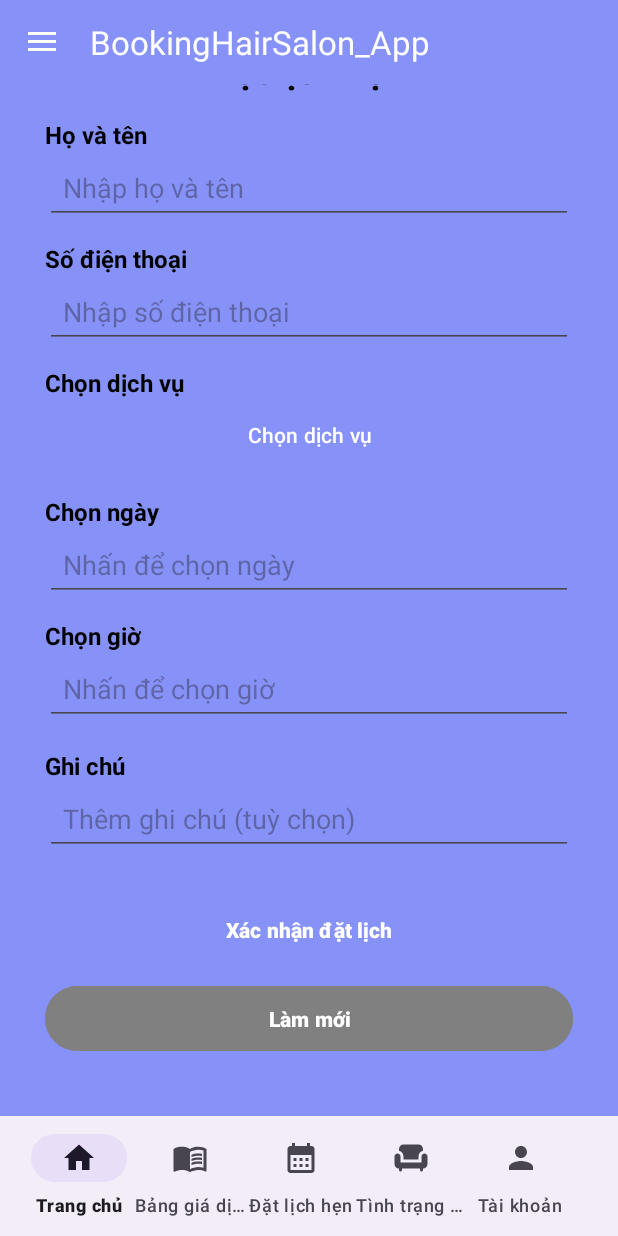
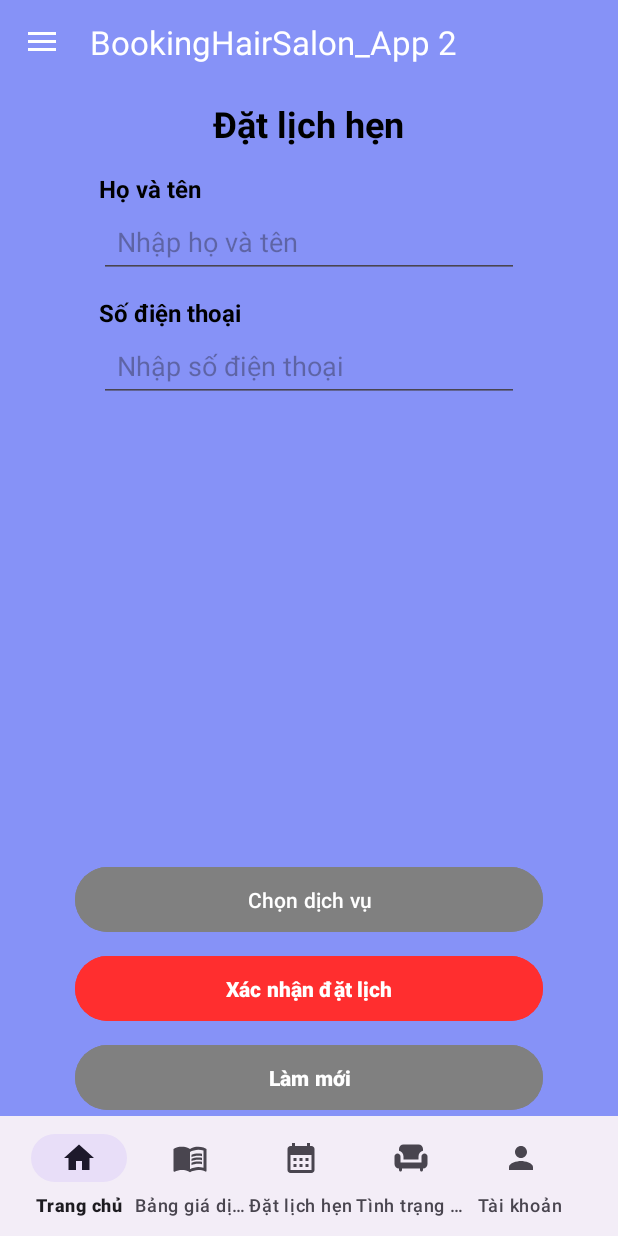
Before and after one commit to Truongdoxuan/BookingHairSalon_App, an Android app: the fragment Booking_Fragment placed in its activity, on a phone screen of 412 x 824 dp. Run offline under Robolectric (Android 15) with nearby library versions, the phone set to English and light mode, and no system bars.

Commit message:
push lần 18: sửa lỗi logic

```diff
--- a/app/src/main/java/vn/truongdx/bookinghairsalon_app/fragments/Booking_Fragment.java
+++ b/app/src/main/java/vn/truongdx/bookinghairsalon_app/fragments/Booking_Fragment.java
@@ -1,6 +1,7 @@
 package vn.truongdx.bookinghairsalon_app.fragments;
 
 import android.app.AlertDialog;
+import android.content.DialogInterface;
 import android.os.Bundle;
 
 import androidx.fragment.app.Fragment;
@@ -11,22 +12,60 @@ import android.view.ViewGroup;
 import android.widget.Button;
 import android.widget.CheckBox;
 import android.widget.TextView;
+import android.widget.Toast;
 
 import vn.truongdx.bookinghairsalon_app.R;
 
 public class Booking_Fragment extends Fragment {
     //khai báo biến
-    private CheckBox cbCat, cbUon, cbNhuom, cbDuoi, cbPhuchoi;
-    private CheckBox cbGoidauthg, cbGoidauds;
-    private CheckBox cbMakeup, cbNoimi;
-    private CheckBox cbLaymun, cbNail;
-    private Button btnSelectAll, btnCancel;
+    private Button btnchonDV;
 
     @Override
     public View onCreateView(LayoutInflater inflater, ViewGroup container,
                              Bundle savedInstanceState) {
 
         View view = inflater.inflate(R.layout.fragment_booking, container, false);
+
+        btnchonDV = view.findViewById(R.id.btn_select_dv);
+
+        //sự kiện khi onclick
+        btnchonDV.setOnClickListener(v -> showCheckbox());
+
         return view;
     }
+    //hàm thực hiện chương trình
+    private void showCheckbox() {
+//        //gọi mảng danh sách dịch vụ trong string.xml
+//        final String[] listDv = getResources().getStringArray(R.array.sp_list);
+//        //tạo mảng lưu trạng trái checkbox
+//        final boolean[] selectedSP = new boolean[listDv.length];
+//
+//        AlertDialog.Builder builder = new AlertDialog.Builder(getActivity());
+//        builder.setMultiChoiceItems(listDv, selectedSP, new DialogInterface.OnMultiChoiceClickListener() {
+//            @Override
+//            public void onClick(DialogInterface dialogInterface, int i, boolean b) {
+//                //lưu trạng thái checkbox khi đc thay đổi
+//                selectedSP[which] = isChecked;
+//            }
+//        })
+//                .setPositiveButton("OK", new DialogInterface.OnClickListener() {
+//                    @Override
+//                    public void onClick(DialogInterface dialogInterface, int i) {
+//                        StringBuilder selected = new StringBuilder();
+//                        for (int i = 0; i < listDv.length; i++) {
+//                            if (selectedSP[i]) {
+//                                selected.append(listDv[i]).append("\n");
+//                            }
+//                        }
+//                        if (selected.length() > 0) {
+//                            // Hiển thị các dịch vụ đã chọn
+//                            Toast.makeText(getActivity(), "Dịch vụ đã chọn: \n" + selected.toString(), Toast.LENGTH_LONG).show();
+//                        } else {
+//                            Toast.makeText(getActivity(), "Chưa chọn dịch vụ nào", Toast.LENGTH_SHORT).show();
+//                        }
+//                    }
+//                })
+//                .setNegativeButton("Hủy",null);
+//        builder.create().show();
+    }
 }
--- a/app/src/main/res/layout/checkbox_sp.xml
+++ b/app/src/main/res/layout/checkbox_sp.xml
@@ -151,7 +151,16 @@
             android:layout_width="match_parent"
             android:layout_height="wrap_content"
             android:id="@+id/btn_cancel"
-            android:text="Hủy"
+            android:text="Hủy tất cả"
+            android:textSize="16dp"
+            android:textStyle="bold"
+            android:backgroundTint="@color/red"/>
+
+        <Button
+            android:layout_width="match_parent"
+            android:layout_height="wrap_content"
+            android:id="@+id/btn_return"
+            android:text="Trở về"
             android:textSize="16dp"
             android:textStyle="bold"
             android:backgroundTint="@color/gray"/>
--- a/app/src/main/res/layout/fragment_booking.xml
+++ b/app/src/main/res/layout/fragment_booking.xml
@@ -1,149 +1,109 @@
-<ScrollView
+<androidx.constraintlayout.widget.ConstraintLayout
     xmlns:android="http://schemas.android.com/apk/res/android"
+    xmlns:app="http://schemas.android.com/apk/res-auto"
     xmlns:tools="http://schemas.android.com/tools"
     android:layout_width="match_parent"
     android:layout_height="match_parent"
-    tools:context=".fragments.Booking_Fragment"
-    android:padding="30dp">
+    tools:context=".fragments.Booking_Fragment">
 
     <LinearLayout
         android:layout_width="match_parent"
         android:layout_height="wrap_content"
-        android:orientation="vertical">
+        android:layout_marginStart="50dp"
+        android:layout_marginTop="50dp"
+        android:layout_marginEnd="50dp"
+        android:orientation="vertical"
+        android:padding="16dp"
+        app:layout_constraintEnd_toEndOf="parent"
+        app:layout_constraintStart_toStartOf="parent"
+        app:layout_constraintTop_toTopOf="parent">
 
         <TextView
             android:layout_width="wrap_content"
             android:layout_height="wrap_content"
-            android:text="Đặt lịch hẹn"
-            android:textSize="24sp"
-            android:textColor="@color/black"
             android:layout_gravity="center_horizontal"
             android:paddingBottom="16dp"
+            android:text="Đặt lịch hẹn"
+            android:textColor="@color/black"
+            android:textSize="24sp"
             android:textStyle="bold" />
 
         <TextView
             android:layout_width="match_parent"
             android:layout_height="wrap_content"
             android:text="Họ và tên"
+            android:textColor="@color/black"
             android:textSize="16sp"
-            android:textStyle="bold"
-            android:textColor="@color/black" />
+            android:textStyle="bold" />
 
         <EditText
             android:id="@+id/txt_tenKH"
             android:layout_width="match_parent"
             android:layout_height="wrap_content"
+            android:layout_marginBottom="12dp"
             android:hint="Nhập họ và tên"
-            android:padding="12dp"
-            android:layout_marginBottom="12dp"
-            android:inputType="textPersonName" />
+            android:inputType="textPersonName"
+            android:padding="12dp" />
 
         <TextView
             android:layout_width="match_parent"
             android:layout_height="wrap_content"
             android:text="Số điện thoại"
+            android:textColor="@color/black"
             android:textSize="16sp"
-            android:textStyle="bold"
-            android:textColor="@color/black" />
+            android:textStyle="bold" />
 
         <EditText
             android:id="@+id/txt_sdt"
             android:layout_width="match_parent"
             android:layout_height="wrap_content"
+            android:layout_marginBottom="12dp"
             android:hint="Nhập số điện thoại"
-            android:padding="12dp"
-            android:layout_marginBottom="12dp"
-            android:inputType="phone" />
+            android:inputType="phone"
+            android:padding="12dp" />
+    </LinearLayout>
 
-
-        <TextView
-            android:layout_width="match_parent"
-            android:layout_height="wrap_content"
-            android:text="Chọn dịch vụ"
-            android:textSize="16sp"
-            android:textStyle="bold"
-            android:textColor="@color/black" />
+    <LinearLayout
+        android:id="@+id/layout_buttons"
+        android:layout_width="match_parent"
+        android:layout_height="wrap_content"
+        android:layout_marginStart="50dp"
+        android:layout_marginEnd="50dp"
+        android:layout_marginBottom="80dp"
+        android:orientation="vertical"
+        app:layout_constraintBottom_toBottomOf="parent"
+        app:layout_constraintEnd_toEndOf="parent"
+        app:layout_constraintStart_toStartOf="parent">
 
         <Button
             android:id="@+id/btn_select_dv"
             android:layout_width="match_parent"
             android:layout_height="wrap_content"
-            android:text="Chọn dịch vụ"
-            android:layout_marginBottom="16dp" />
-
-        <TextView
-            android:id="@+id/txt_selected_dv"
-            android:layout_width="match_parent"
-            android:layout_height="wrap_content"
-            android:text="Chọn ngày"
-            android:textSize="16sp"
-            android:textStyle="bold"
-            android:textColor="@color/black" />
-
-        <EditText
-            android:id="@+id/btn_selectDate"
-            android:layout_width="match_parent"
-            android:layout_height="wrap_content"
+            android:layout_marginTop="8dp"
             android:padding="12dp"
-            android:hint="Nhấn để chọn ngày"
-            android:layout_marginBottom="12dp"/>
-
-        <TextView
-            android:layout_width="match_parent"
-            android:layout_height="wrap_content"
-            android:text="Chọn giờ"
-            android:textSize="16sp"
-            android:textStyle="bold"
-            android:textColor="@color/black" />
-
-        <EditText
-            android:id="@+id/btn_selectTime"
-            android:layout_width="match_parent"
-            android:layout_height="wrap_content"
-            android:padding="12dp"
-            android:hint="Nhấn để chọn giờ"
-            android:layout_marginBottom="16dp"
-            android:gravity="center_vertical" />
-
-        <TextView
-            android:layout_width="match_parent"
-            android:layout_height="wrap_content"
-            android:text="Ghi chú"
-            android:textSize="16sp"
-            android:textStyle="bold"
-            android:textColor="@color/black" />
-
-        <EditText
-            android:id="@+id/et_notes"
-            android:layout_width="match_parent"
-            android:layout_height="wrap_content"
-            android:hint="Thêm ghi chú (tuỳ chọn)"
-            android:padding="12dp"
-            android:layout_marginBottom="16dp"
-            android:inputType="textMultiLine"
-            android:gravity="top" />
+            android:backgroundTint="@color/gray"
+            android:text="Chọn dịch vụ" />
 
         <Button
             android:id="@+id/btn_confirm"
             android:layout_width="match_parent"
             android:layout_height="wrap_content"
+            android:layout_marginTop="8dp"
+            android:backgroundTint="@color/red"
+            android:padding="12dp"
             android:text="Xác nhận đặt lịch"
-            android:backgroundTint="@color/lavender"
             android:textColor="@color/white"
-            android:padding="12dp"
-            android:textStyle="bold"
-            android:layout_marginTop="8dp" />
+            android:textStyle="bold" />
 
         <Button
             android:id="@+id/btn_reload"
             android:layout_width="match_parent"
             android:layout_height="wrap_content"
+            android:layout_marginTop="8dp"
+            android:backgroundTint="@color/gray"
+            android:padding="12dp"
             android:text="Làm mới"
-            android:backgroundTint="@color/gray"
             android:textColor="@color/white"
-            android:padding="12dp"
-            android:textStyle="bold"
-            android:layout_marginTop="8dp" />
-
+            android:textStyle="bold" />
     </LinearLayout>
-</ScrollView>
+</androidx.constraintlayout.widget.ConstraintLayout>
--- a/app/src/main/res/values/colors.xml
+++ b/app/src/main/res/values/colors.xml
@@ -9,4 +9,5 @@
     <color name="teal_700">#FF018786</color>
     <color name="lavender">#8692f7</color>
     <color name="gray">#808080</color>
+    <color name="red">#FF2E2F</color>
 </resources>
--- a/app/src/main/res/values/strings.xml
+++ b/app/src/main/res/values/strings.xml
@@ -1,13 +1,18 @@
 <resources>
-    <string name="app_name">BookingHairSalon_App</string>
+    <string name="app_name">BookingHairSalon_App 2</string>
     <string name="open_nav">Open Navigation Drawer</string>
     <string name="close_nav">Close Navigation Drawer</string>
     <!--Danh sách dịch vụ-->
     <string-array name="sp_list">
-        <item>Tạo kiểu tóc (Cắt/Uống/Nhuộm)</item>
+        <item>Cắt tóc</item>
+        <item>Uống tóc</item>
+        <item>Nhuộm tóc</item>
+        <item>Duỗi tóc</item>
         <item>Gội đầu thường</item>
         <item>Gội đầu dưỡng sinh</item>
-        <item>Làm đẹp (nail/spa)</item>
-        <item>Dịch vụ khác (nặn mụn/lấy ráy tai)</item>
+        <item>Nối mi</item>
+        <item>Make up</item>
+        <item>Lấy nhân mụn</item>
+        <item>Làm móng</item>
     </string-array>
 </resources>
```
